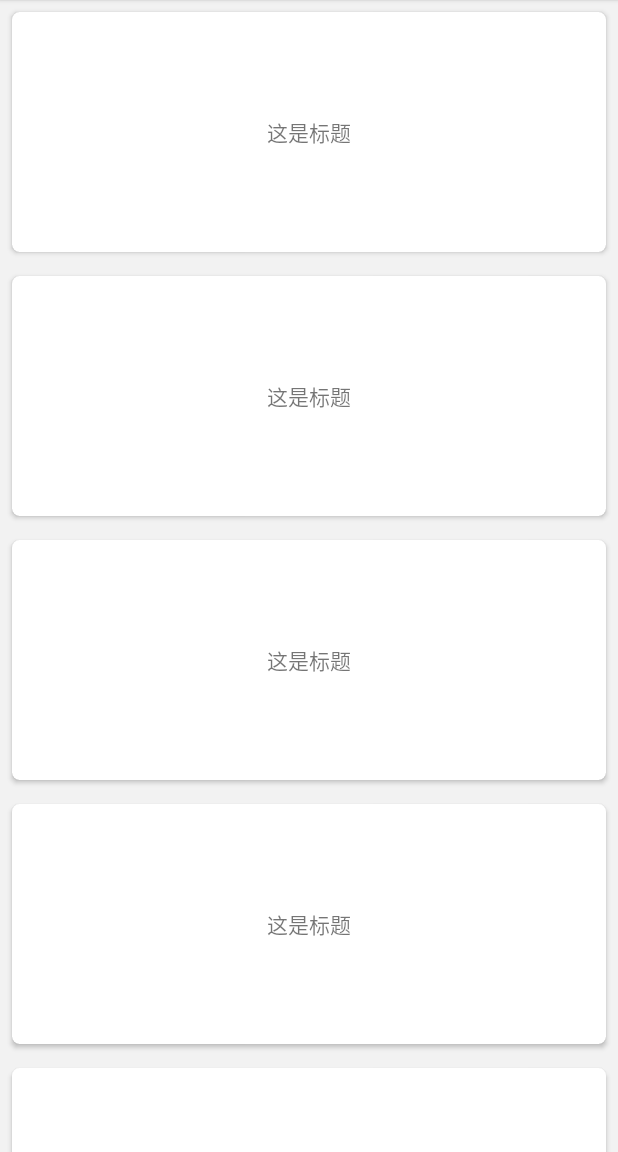
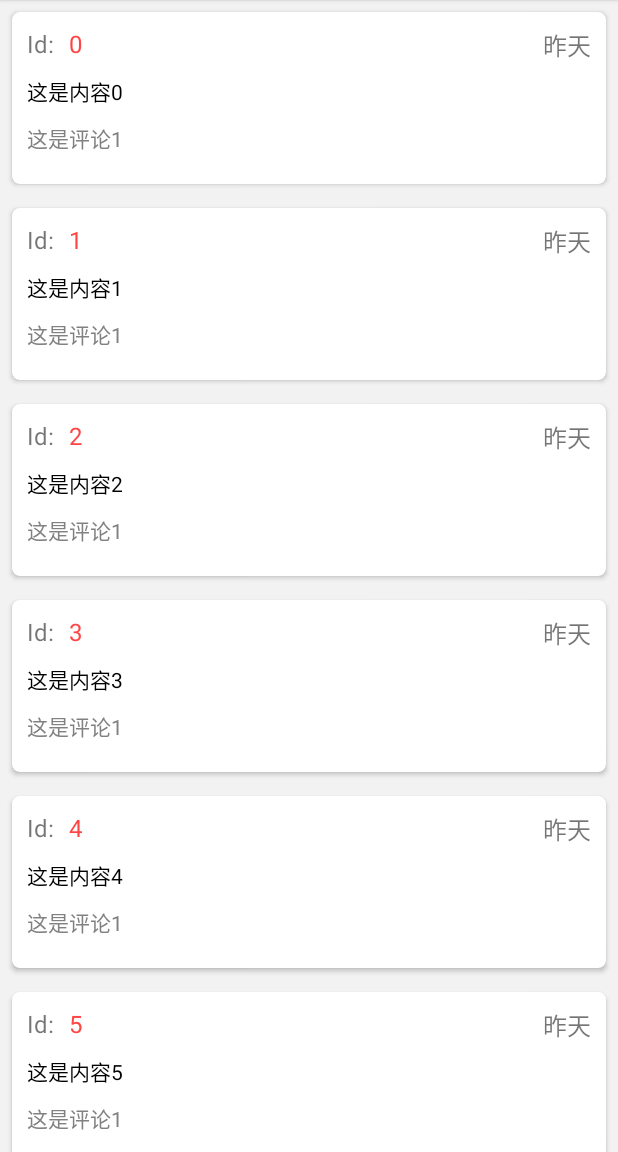
Before and after one commit to yollpoll/MyApp, an Android app: the screen it shows after launch (MainActivity), on a phone screen of 412 x 824 dp, the part 84-1236 px from its top. Run offline under Robolectric (Android 15) with nearby library versions, the phone set to English and light mode, and no system bars.

Commit message:
主页修改为fragment结构

```diff
--- a/app/src/main/java/com/example/xlm/mydrawerdemo/MainActivity.java
+++ b/app/src/main/java/com/example/xlm/mydrawerdemo/MainActivity.java
@@ -2,6 +2,9 @@ package com.example.xlm.mydrawerdemo;
 
 import android.annotation.TargetApi;
 import android.app.Activity;
+import android.app.Fragment;
+import android.app.FragmentManager;
+import android.app.FragmentTransaction;
 import android.os.Build;
 import android.support.v4.view.GravityCompat;
 import android.support.v4.widget.DrawerLayout;
@@ -26,6 +29,7 @@ import android.widget.RelativeLayout;
 import android.widget.Toast;
 
 import com.example.xlm.mydrawerdemo.adapter.RecyclerAdapter;
+import com.example.xlm.mydrawerdemo.fragment.NormalContentFragment;
 
 import java.util.ArrayList;
 import java.util.List;
@@ -34,13 +38,11 @@ public class MainActivity extends BaseActivity {
     private DrawerLayout drawerLayout;
     private ListView listView;
     private ActionBarDrawerToggle mDrawerToggle;
-    private SwipeRefreshLayout swipeRefreshLayout;
-    private RecyclerView recyclerView;
-    private LinearLayoutManager linearLayoutManager;
     private Toolbar toolbar;
-    private RecyclerAdapter adapter;
-    private List<String> data=new ArrayList<>();
     private RelativeLayout left_menu1,left_menu2,left_menu3;
+    private FragmentManager mFragmentManager;
+    private FragmentTransaction mFragmentTransaction;
+    private NormalContentFragment normalContentFragment;
 
     @Override
     public boolean onCreateOptionsMenu(Menu menu) {
@@ -50,7 +52,6 @@ public class MainActivity extends BaseActivity {
 
     @Override
     protected void onCreate(Bundle savedInstanceState) {
-//        requestWindowFeature(Window.FEATURE_NO_TITLE);
         super.onCreate(savedInstanceState);
         setContentView(R.layout.main);
         initView();
@@ -67,8 +68,6 @@ public class MainActivity extends BaseActivity {
 
         drawerLayout= (DrawerLayout) findViewById(R.id.dwawer);
         listView= (ListView) findViewById(R.id.left_drawer);
-        swipeRefreshLayout= (SwipeRefreshLayout) findViewById(R.id.swipeRefreshLayout);
-        recyclerView= (RecyclerView) findViewById(R.id.recyclerView);
         toolbar= (Toolbar) findViewById(R.id.toolbar);
         setSupportActionBar(toolbar);
     }
@@ -76,6 +75,7 @@ public class MainActivity extends BaseActivity {
         toolbar.setTitle("MyDemo");
         //设置左边NavigationIcon按钮
         toolbar.setNavigationIcon(R.mipmap.icon_menu);
+        //Toorbar按钮点击事件
         Toolbar.OnMenuItemClickListener onMenuItemClickListener=new Toolbar.OnMenuItemClickListener() {
             @Override
             public boolean onMenuItemClick(MenuItem item) {
@@ -85,7 +85,7 @@ public class MainActivity extends BaseActivity {
                         msg += "Click edit";
                         break;
                     case R.id.action_share:
-                        swipeRefreshLayout.setRefreshing(true);
+//                        swipeRefreshLayout.setRefreshing(true);
                         msg += "Click refresh";
                         break;
                     case R.id.action_settings:
@@ -98,41 +98,20 @@ public class MainActivity extends BaseActivity {
                 return true;
             }
         };
+        mFragmentManager=getFragmentManager();
+        mFragmentTransaction=mFragmentManager.beginTransaction();
+        normalContentFragment=new NormalContentFragment();
+        mFragmentTransaction.replace(R.id.framelayout_fragment,normalContentFragment);
+        mFragmentTransaction.commit();
         //菜单按钮点击事件
         toolbar.setOnMenuItemClickListener(onMenuItemClickListener);
 
-        linearLayoutManager=new LinearLayoutManager(this);
-        linearLayoutManager.setOrientation(LinearLayoutManager.VERTICAL);
-
-        adapter=new RecyclerAdapter(data,this);
-
-        recyclerView.setLayoutManager(linearLayoutManager);
-        recyclerView.setHasFixedSize(false);
-        recyclerView.setItemAnimator(new DefaultItemAnimator());
-        recyclerView.setAdapter(adapter);
-        //设置刷新时颜色切换
-        swipeRefreshLayout.setColorSchemeResources(android.R.color.holo_red_light,
-                android.R.color.holo_green_light,
-                android.R.color.holo_orange_light, android.R.color.holo_blue_light);
-        swipeRefreshLayout.setOnRefreshListener(new SwipeRefreshLayout.OnRefreshListener() {
-            @Override
-            public void onRefresh() {
-
-            }
-        });
         //当drawer打开时，设置一个阴影覆盖在主要内容上面
 //        drawerLayout.setDrawerShadow(R.drawable.checked, GravityCompat.START);
         //关联抽屉和toolbar
         mDrawerToggle=new ActionBarDrawerToggle(this,drawerLayout,toolbar,R.string.close,R.string.open){
         };
 
-        getData();
-    }
-    private void getData(){
-        for(int i=0;i<40;i++){
-            data.add("这是标题");
-        }
-        adapter.notifyDataSetChanged();
     }
 
     @Override
--- a/app/src/main/java/com/example/xlm/mydrawerdemo/adapter/RecyclerAdapter.java
+++ b/app/src/main/java/com/example/xlm/mydrawerdemo/adapter/RecyclerAdapter.java
@@ -9,6 +9,7 @@ import android.widget.RelativeLayout;
 import android.widget.TextView;
 
 import com.example.xlm.mydrawerdemo.R;
+import com.example.xlm.mydrawerdemo.bean.Article;
 
 import java.util.List;
 import java.util.zip.Inflater;
@@ -17,38 +18,45 @@ import java.util.zip.Inflater;
  * Created by spq on 2015/11/12.
  */
 public class RecyclerAdapter extends RecyclerView.Adapter<RecyclerAdapter.ViewHolder> {
-    private List<String> data;
+    private List<Article> data;
     private Context context;
 
-    public RecyclerAdapter(List<String> data, Context context) {
+    public RecyclerAdapter(List<Article> data, Context context) {
         this.data = data;
         this.context = context;
     }
 
-    public List<String> getData() {
+    public List<Article> getData() {
         return data;
     }
 
-    public void setData(List<String> data) {
+    public void setData(List<Article> data) {
         this.data = data;
     }
 
     @Override
     public ViewHolder onCreateViewHolder(ViewGroup parent, int viewType) {
-        View view= LayoutInflater.from(context).inflate(R.layout.item_recyclerview,parent,false);
-        ViewHolder holder=new ViewHolder(view);
+        View view = LayoutInflater.from(context).inflate(R.layout.item_recyclerview, parent, false);
+        ViewHolder holder = new ViewHolder(view);
         return holder;
     }
 
     @Override
     public void onBindViewHolder(ViewHolder holder, int position) {
-        holder.title.setText(data.get(position));
-        holder.item_layout.setOnClickListener(new View.OnClickListener() {
-            @Override
-            public void onClick(View v) {
+        Article article = data.get(position);
+        if (article != null) {
+            holder.content.setText(article.getContent());
+            holder.time.setText(article.getTime());
+            holder.id.setText(article.getId());
+            //TODO先用第一条评论写死
+            holder.comment.setText(article.getCommentContent().get(1));
+            holder.item_layout.setOnClickListener(new View.OnClickListener() {
+                @Override
+                public void onClick(View v) {
 
-            }
-        });
+                }
+            });
+        }
     }
 
     @Override
@@ -56,13 +64,17 @@ public class RecyclerAdapter extends RecyclerView.Adapter<RecyclerAdapter.ViewHo
         return data.size();
     }
 
-    public static class ViewHolder extends RecyclerView.ViewHolder{
-        TextView title;
+    public static class ViewHolder extends RecyclerView.ViewHolder {
+        TextView content, id, comment, time;
         RelativeLayout item_layout;
+
         public ViewHolder(View itemView) {
             super(itemView);
-            title= (TextView) itemView.findViewById(R.id.tv_title);
-            item_layout= (RelativeLayout) itemView.findViewById(R.id.item_recyclerview);
+            content = (TextView) itemView.findViewById(R.id.tv_title);
+            item_layout = (RelativeLayout) itemView.findViewById(R.id.item_recyclerview);
+            id = (TextView) itemView.findViewById(R.id.tv_id);
+            comment = (TextView) itemView.findViewById(R.id.tv_comment);
+            time = (TextView) itemView.findViewById(R.id.tv_time);
         }
     }
 }
--- /dev/null
+++ b/app/src/main/java/com/example/xlm/mydrawerdemo/bean/Article.java
@@ -0,0 +1,52 @@
+package com.example.xlm.mydrawerdemo.bean;
+
+import java.util.List;
+
+/**
+ * Created by spq on 2015/11/16.
+ */
+public class Article {
+    private String id;
+    private String content;
+    private String time;
+    private List<String> commentContent;
+
+    public Article(String id, String content, String time, List<String> commentContent) {
+        this.id = id;
+        this.content = content;
+        this.time = time;
+        this.commentContent = commentContent;
+    }
+
+    public String getId() {
+        return id;
+    }
+
+    public void setId(String id) {
+        this.id = id;
+    }
+
+    public String getContent() {
+        return content;
+    }
+
+    public void setContent(String content) {
+        this.content = content;
+    }
+
+    public String getTime() {
+        return time;
+    }
+
+    public void setTime(String time) {
+        this.time = time;
+    }
+
+    public List<String> getCommentContent() {
+        return commentContent;
+    }
+
+    public void setCommentContent(List<String> commentContent) {
+        this.commentContent = commentContent;
+    }
+}
--- /dev/null
+++ b/app/src/main/java/com/example/xlm/mydrawerdemo/fragment/NormalContentFragment.java
@@ -0,0 +1,94 @@
+package com.example.xlm.mydrawerdemo.fragment;
+
+import android.app.Fragment;
+import android.os.Bundle;
+import android.support.annotation.Nullable;
+import android.support.v4.widget.SwipeRefreshLayout;
+import android.support.v7.widget.DefaultItemAnimator;
+import android.support.v7.widget.LinearLayoutManager;
+import android.support.v7.widget.RecyclerView;
+import android.util.Log;
+import android.view.LayoutInflater;
+import android.view.View;
+import android.view.ViewGroup;
+
+import com.example.xlm.mydrawerdemo.R;
+import com.example.xlm.mydrawerdemo.adapter.RecyclerAdapter;
+import com.example.xlm.mydrawerdemo.bean.Article;
+
+import java.util.ArrayList;
+import java.util.List;
+
+/**
+ * Created by xlm on 2015/11/16.
+ */
+public class NormalContentFragment extends Fragment {
+    private View rootView;
+    private RecyclerView mRecyclerView;
+    private SwipeRefreshLayout mSwipRefreshLayout;
+    private LinearLayoutManager mLinearLayoutManager;
+    private RecyclerAdapter mAdapter;
+    //帖子内容
+    private List<Article> data=new ArrayList<>();
+    //帖子评论
+    private List<String> commentContentList=new ArrayList<>();
+    @Nullable
+    @Override
+    public View onCreateView(LayoutInflater inflater, ViewGroup container, Bundle savedInstanceState) {
+        int layoutId = R.layout.fragment_article_layout;
+        if (null != rootView) {
+            ViewGroup parent = (ViewGroup) rootView.getParent();
+            if (null != parent) {
+                parent.removeView(rootView);
+            }
+        } else {
+            rootView = inflater.inflate(layoutId, null);
+        }
+        return rootView;
+    }
+
+    @Override
+    public void onViewCreated(View view, Bundle savedInstanceState) {
+        super.onViewCreated(view, savedInstanceState);
+        initView(view);
+        initData();
+    }
+    private void initView(View view){
+        mRecyclerView= (RecyclerView) view.findViewById(R.id.recyclerView);
+        mSwipRefreshLayout= (SwipeRefreshLayout) view.findViewById(R.id.swipeRefreshLayout);
+
+    }
+    private void initData(){
+        mLinearLayoutManager=new LinearLayoutManager(getActivity());
+        mLinearLayoutManager.setOrientation(LinearLayoutManager.VERTICAL);
+
+        mAdapter=new RecyclerAdapter(data,getActivity());
+
+        mRecyclerView.setLayoutManager(mLinearLayoutManager);
+        mRecyclerView.setAdapter(mAdapter);
+        mRecyclerView.setHasFixedSize(false);
+        mRecyclerView.setItemAnimator(new DefaultItemAnimator());
+        //设置刷新时颜色切换
+        mSwipRefreshLayout.setColorSchemeResources(android.R.color.holo_red_light,
+                android.R.color.holo_green_light,
+                android.R.color.holo_orange_light, android.R.color.holo_blue_light);
+        mSwipRefreshLayout.setOnRefreshListener(new SwipeRefreshLayout.OnRefreshListener() {
+            @Override
+            public void onRefresh() {
+
+            }
+        });
+        getData();
+        Log.d("spq",data.size()+"");
+    }
+    private void getData(){
+        for(int i=0;i<10;i++){
+            commentContentList.add("这是评论"+i);
+        }
+        for(int i=0;i<40;i++){
+            Article article=new Article(i+"","这是内容"+i,"昨天",commentContentList);
+            data.add(article);
+        }
+        mAdapter.notifyDataSetChanged();
+    }
+}
--- /dev/null
+++ b/app/src/main/res/layout/fragment_article_layout.xml
@@ -0,0 +1,17 @@
+<?xml version="1.0" encoding="utf-8"?>
+<RelativeLayout xmlns:android="http://schemas.android.com/apk/res/android"
+    android:layout_width="match_parent"
+    android:layout_height="match_parent">
+
+        <android.support.v4.widget.SwipeRefreshLayout
+            android:id="@+id/swipeRefreshLayout"
+            android:layout_width="match_parent"
+            android:layout_height="match_parent">
+            <android.support.v7.widget.RecyclerView
+                android:id="@+id/recyclerView"
+                android:layout_width="match_parent"
+                android:layout_height="match_parent"
+                android:background="@color/colorBackground">
+            </android.support.v7.widget.RecyclerView>
+        </android.support.v4.widget.SwipeRefreshLayout>
+</RelativeLayout>
--- a/app/src/main/res/layout/item_recyclerview.xml
+++ b/app/src/main/res/layout/item_recyclerview.xml
@@ -10,16 +10,62 @@
     >
     <RelativeLayout
         android:layout_width="match_parent"
-        android:layout_height="160dp"
+        android:layout_height="wrap_content"
         android:id="@+id/item_recyclerview"
         android:background="?attr/selectableItemBackground"
         >
         <TextView
             android:layout_width="wrap_content"
             android:layout_height="wrap_content"
-            android:text="title"
+            android:layout_alignParentLeft="true"
+            android:layout_alignParentTop="true"
+            android:text="Id:"
+            android:layout_margin="10dp"
+            android:textSize="16sp"
+            android:id="@+id/tv_show_id"
+            />
+        <TextView
+            android:layout_width="wrap_content"
+            android:layout_height="wrap_content"
+            android:layout_toRightOf="@+id/tv_show_id"
+            android:id="@+id/tv_id"
+            android:layout_alignBaseline="@+id/tv_show_id"
+            android:textColor="@android:color/holo_red_light"
+            android:textSize="16sp"
+            />
+        <TextView
+            android:layout_width="wrap_content"
+            android:layout_height="wrap_content"
+            android:id="@+id/tv_time"
+            android:textSize="16sp"
+            android:layout_margin="10dp"
+            android:layout_alignParentTop="true"
+            android:layout_alignParentRight="true"
+            />
+        <TextView
+            android:layout_width="wrap_content"
+            android:layout_height="wrap_content"
+            android:text="content"
             android:id="@+id/tv_title"
-            android:layout_centerInParent="true"
+            android:layout_below="@+id/tv_show_id"
+            android:layout_marginLeft="10dp"
+            android:layout_marginRight="10dp"
+            android:textColor="@color/black"
+            />
+        <TextView
+            android:layout_width="wrap_content"
+            android:layout_height="wrap_content"
+            android:layout_alignParentLeft="true"
+            android:layout_marginTop="10dp"
+            android:layout_marginBottom="20dp"
+            android:layout_below="@+id/tv_title"
+            android:layout_marginLeft="10dp"
+            android:textColor="@color/textGrey"
+            android:text="comment"
+            android:id="@+id/tv_comment"
+            android:singleLine="true"
+            android:maxEms="20"
+            android:ellipsize="end"
             />
     </RelativeLayout>
 </android.support.v7.widget.CardView>
--- a/app/src/main/res/layout/main.xml
+++ b/app/src/main/res/layout/main.xml
@@ -28,7 +28,8 @@
         <RelativeLayout
             android:id="@+id/content_frame"
             android:layout_width="match_parent"
-            android:layout_height="match_parent">
+            android:layout_height="match_parent"
+            android:visibility="gone">
 
             <android.support.v4.widget.SwipeRefreshLayout
                 android:id="@+id/swipeRefreshLayout"
@@ -42,7 +43,11 @@
                 </android.support.v7.widget.RecyclerView>
             </android.support.v4.widget.SwipeRefreshLayout>
         </RelativeLayout>
-
+        <FrameLayout
+            android:layout_width="match_parent"
+            android:layout_height="match_parent"
+            android:id="@+id/framelayout_fragment"
+            ></FrameLayout>
         <include
             layout="@layout/left_menu_list_layout"
             android:id="@+id/left_list_menu"
--- a/app/src/main/res/values/colors.xml
+++ b/app/src/main/res/values/colors.xml
@@ -7,4 +7,5 @@
     <color name="white">#FFFFFF</color>
     <color name="black">#000000</color>
     <color name="colorBackground">#F2F2F2</color>
+    <color name="textGrey">#818181</color>
 </resources>
```
